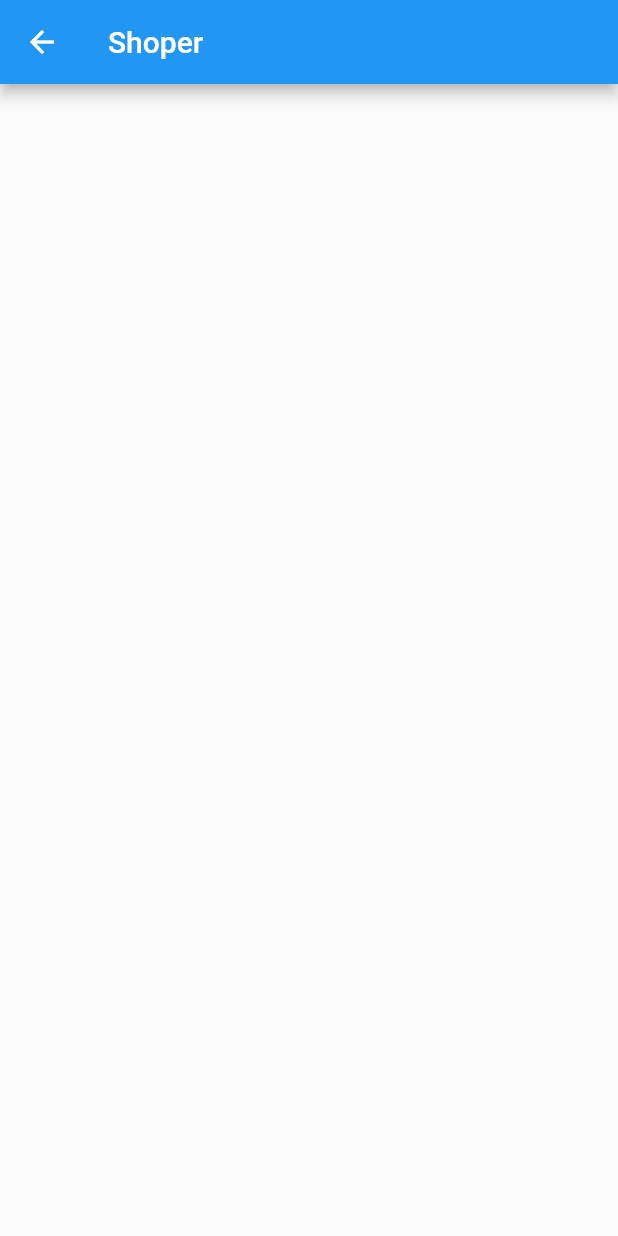
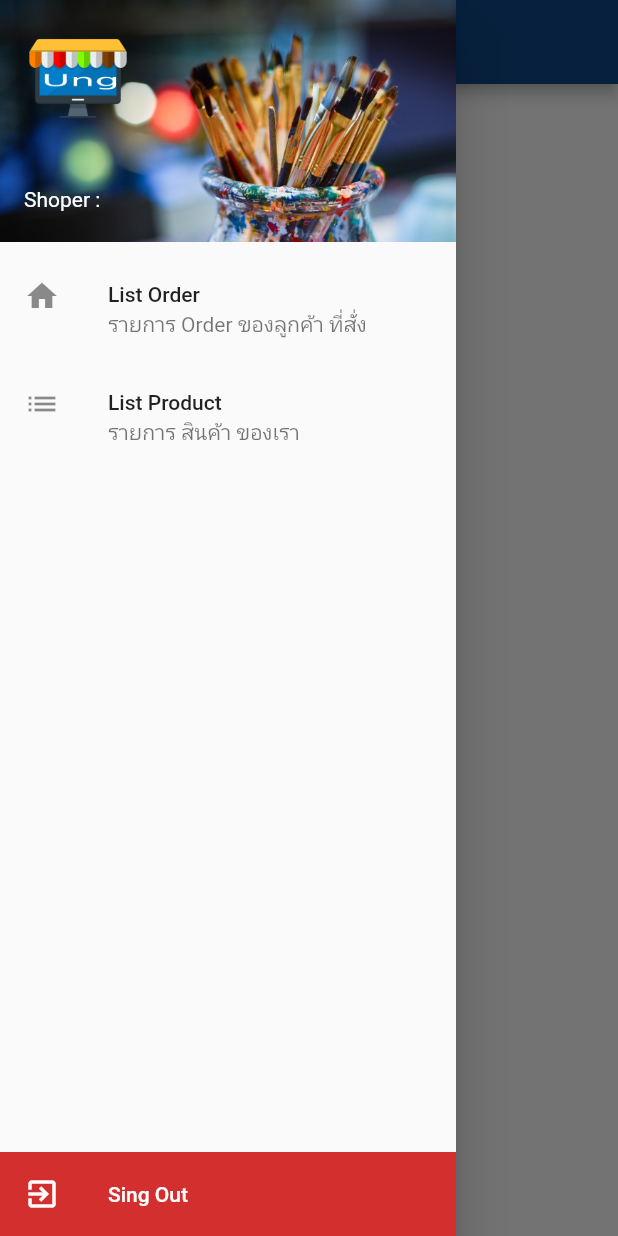
Before and after one commit to masterUNG/UngOsp, a Flutter app: the MyServiceShoper screen opened by its route, with the side drawer open (before the commit the screen has no drawer), on a phone screen of 412 x 824 dp. Run offline on Flutter 3.47's test engine with Material 2 defaults, Android fonts, the phone set to English and light mode, and no system bars; our stand-ins replace cloud_firestore, firebase_auth, firebase_core, firebase_messaging, google_fonts, google_maps_flutter and 1 more; accounts and stored records are empty.

Commit message:
finish 13Jan

```diff
--- a/lib/router.dart
+++ b/lib/router.dart
@@ -1,4 +1,5 @@
 import 'package:flutter/material.dart';
+import 'package:ungosp/states/add_product.dart';
 import 'package:ungosp/states/authen.dart';
 import 'package:ungosp/states/my_serivce_shoper.dart';
 import 'package:ungosp/states/my_service_user.dart';
@@ -9,4 +10,5 @@ final Map<String, WidgetBuilder> myRoutes = {
   '/register': (BuildContext context) => Register(),
   '/myServiceUser': (BuildContext context) => MyServiceUser(),
   '/myServiceShoper': (BuildContext context) => MyServiceShoper(),
+  '/addProduct':(BuildContext context)=> AddProduct(),
 };
--- /dev/null
+++ b/lib/states/list_order.dart
@@ -0,0 +1,15 @@
+import 'package:flutter/material.dart';
+
+class ListOrder extends StatefulWidget {
+  @override
+  _ListOrderState createState() => _ListOrderState();
+}
+
+class _ListOrderState extends State<ListOrder> {
+  @override
+  Widget build(BuildContext context) {
+    return Scaffold(
+      body: Text('This is List Order'),
+    );
+  }
+}
--- a/lib/states/my_serivce_shoper.dart
+++ b/lib/states/my_serivce_shoper.dart
@@ -1,5 +1,9 @@
+import 'package:firebase_auth/firebase_auth.dart';
+import 'package:firebase_core/firebase_core.dart';
 import 'package:flutter/material.dart';
-
+import 'package:ungosp/states/list_order.dart';
+import 'package:ungosp/states/list_product.dart';
+import 'package:ungosp/utility/my_style.dart';
 
 class MyServiceShoper extends StatefulWidget {
   @override
@@ -7,10 +11,97 @@ class MyServiceShoper extends StatefulWidget {
 }
 
 class _MyServiceShoperState extends State<MyServiceShoper> {
+  String nameLogin;
+  Widget currentWidget = ListOrder();
+
+  @override
+  void initState() {
+    // TODO: implement initState
+    super.initState();
+    findNameLoginAndTypeUser();
+  }
+
+  Future<Null> findNameLoginAndTypeUser() async {
+    await Firebase.initializeApp().then((value) async {
+      await FirebaseAuth.instance.authStateChanges().listen((event) {
+        setState(() {
+          nameLogin = event.displayName;
+        });
+      });
+    });
+  }
+
   @override
   Widget build(BuildContext context) {
     return Scaffold(
-      appBar: AppBar(title: Text('Shoper'),),
+      appBar: AppBar(backgroundColor: MyStyle().primaryColor,
+        title: Text('Shoper'),
+      ),
+      drawer: Drawer(
+        child: Stack(
+          children: [
+            Column(
+              children: [
+                buildUserAccountsDrawerHeader(),
+                buildMenuListOrder(),
+                buildMenuListProduct(),
+              ],
+            ),
+            buildColumnSignOut(context),
+          ],
+        ),
+      ),
+      body: currentWidget,
+    );
+  }
+
+  ListTile buildMenuListOrder() {
+    return ListTile(
+      onTap: () {
+        setState(() {
+          currentWidget = ListOrder();
+        });
+        Navigator.pop(context);
+      },
+      leading: Icon(Icons.home),
+      title: Text('List Order'),
+      subtitle: Text('รายการ Order ของลูกค้า ที่สั่ง'),
+    );
+  }
+
+  ListTile buildMenuListProduct() {
+    return ListTile(
+      onTap: () {
+        setState(() {
+          currentWidget = ListProduct();
+        });
+        Navigator.pop(context);
+      },
+      leading: Icon(Icons.list),
+      title: Text('List Product'),
+      subtitle: Text('รายการ สินค้า ของเรา'),
+    );
+  }
+
+  UserAccountsDrawerHeader buildUserAccountsDrawerHeader() {
+    return UserAccountsDrawerHeader(
+      // decoration: BoxDecoration(color: Colors.purple),
+      decoration: BoxDecoration(
+        image: DecorationImage(
+            image: AssetImage('images/wall.jpg'), fit: BoxFit.cover),
+      ),
+      currentAccountPicture: Image.asset('images/logo.png'),
+      accountName: Text(nameLogin == null ? 'Name' : nameLogin),
+      accountEmail: Text('Shoper :'),
+    );
+  }
+
+  Column buildColumnSignOut(BuildContext context) {
+    return Column(
+      mainAxisAlignment: MainAxisAlignment.end,
+      children: [
+        MyStyle().buildSignOut(context),
+      ],
     );
   }
 }
--- a/lib/utility/my_style.dart
+++ b/lib/utility/my_style.dart
@@ -1,9 +1,32 @@
+import 'package:firebase_auth/firebase_auth.dart';
+import 'package:firebase_core/firebase_core.dart';
 import 'package:flutter/material.dart';
 
 class MyStyle {
   Color darkColor = Color(0xff001f57);
   Color primaryColor = Color(0xff0d4584);
   Color lightColor = Color(0xff4c70b4);
+
+  Widget buildSignOut(BuildContext context) {
+    return ListTile(
+            onTap: () async {
+              await Firebase.initializeApp().then((value) async {
+                await FirebaseAuth.instance.signOut().then((value) =>
+                    Navigator.pushNamedAndRemoveUntil(
+                        context, '/authen', (route) => false));
+              });
+            },
+            tileColor: Colors.red.shade700,
+            leading: Icon(
+              Icons.exit_to_app,
+              color: Colors.white,
+            ),
+            title: Text(
+              'Sing Out',
+              style: MyStyle().whiteStyle(),
+            ),
+          );
+  }
 
   Widget showProgress() => Center(child: CircularProgressIndicator());
 
--- a/pubspec.yaml
+++ b/pubspec.yaml
@@ -35,6 +35,7 @@ dependencies:
   firebase_messaging: ^7.0.3
   firebase_auth: ^0.18.4+1
   cloud_firestore: ^0.14.4
+  image_picker: ^0.6.7+21
 
 dev_dependencies:
   flutter_test:
```
Also changed, not shown: lib/states/add_product.dart (added, +143 -0 lines), lib/states/list_product.dart (added, +31 -0 lines), lib/states/my_service_user.dart (+16 -1 lines), images/image.png (added), images/wall.jpg (added), pubspec.lock.
